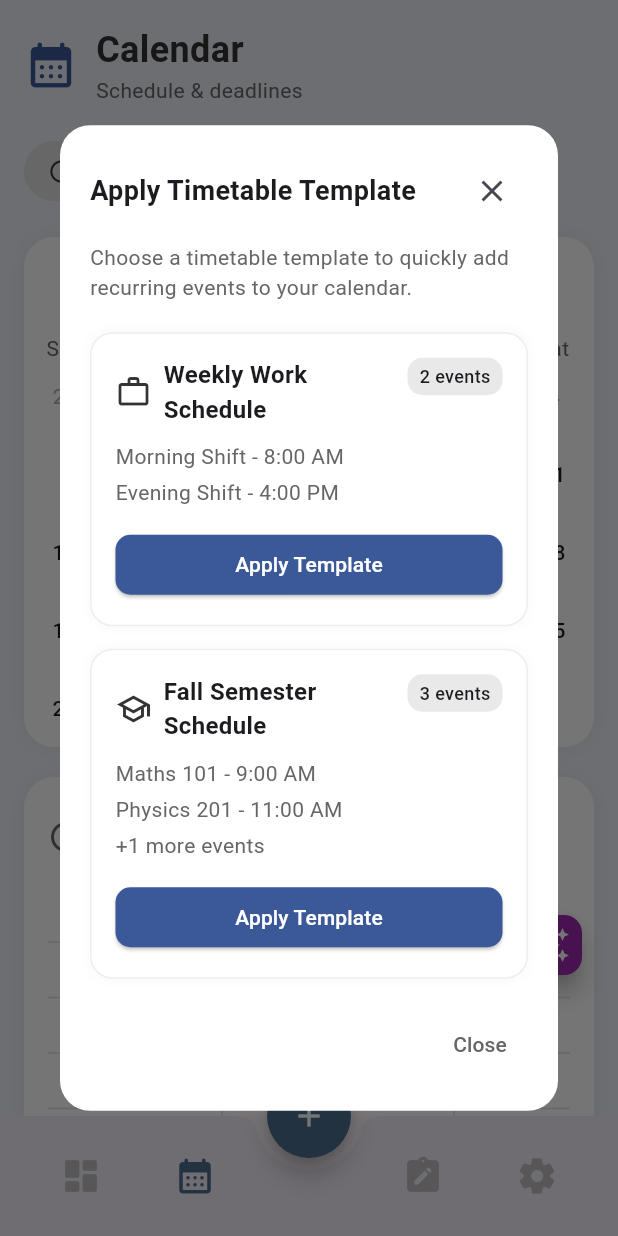
After one commit to khang1253/skedule_ai-server, a Flutter app: the HomeScreen screen opened directly, item 2 of the bottom bar chosen, after a tap on "Templates", on a phone screen of 412 x 824 dp. The commit adds this screen. Run offline on Flutter 3.47's test engine with Material 3 defaults, Android fonts, the light colour scheme and no system bars; drawn by our look-alikes of table_calendar; our stand-ins replace audioplayers, flutter_dotenv, image_picker, permission_handler, supabase_flutter; missing offline and left inert: draggable_fab, record; accounts and stored records are empty; network calls fail.

```diff
--- /dev/null
+++ b/lib/home/screens/calendar_screen.dart
@@ -0,0 +1,537 @@
+import 'package:flutter/material.dart';
+import 'package:intl/intl.dart';
+import 'package:table_calendar/table_calendar.dart';
+
+// Bảng màu dành riêng cho màn hình Lịch để đồng bộ với thiết kế
+const Color kPrimaryBlue = Color(0xFF3B5998);
+const Color kSelectedBlue = Color(0xFF3D5A98);
+const Color kCalendarScaffoldBg = Color(0xFFEEF0F7);
+const Color kCardBackground = Colors.white;
+const Color kPrimaryTextColor = Color(0xFF333333);
+const Color kSecondaryTextColor = Color(0xFF666666);
+const Color kLightGray = Color(0xFFE0E0E0);
+
+// Widget chính cho màn hình Lịch
+class CalendarScreen extends StatefulWidget {
+  const CalendarScreen({super.key});
+
+  @override
+  State<CalendarScreen> createState() => _CalendarScreenState();
+}
+
+class _CalendarScreenState extends State<CalendarScreen> {
+  DateTime _focusedDay = DateTime(2025, 10, 21);
+  DateTime? _selectedDay = DateTime(2025, 10, 21);
+  @override
+  Widget build(BuildContext context) {
+    // Sửa lỗi: Thay thế SingleChildScrollView + Column bằng ListView
+    return Scaffold(
+      backgroundColor: kCalendarScaffoldBg, // Giữ màu nền
+      body: SafeArea(
+        child: ListView(
+          padding: const EdgeInsets.all(16.0), // Đặt padding cho ListView
+          children: [
+            // Đưa các widget con trực tiếp vào ListView
+            _buildHeader(),
+            const SizedBox(height: 20),
+            _buildActionButtons(context),
+            const SizedBox(height: 20),
+            _buildCalendar(),
+            const SizedBox(height: 20),
+            _buildWeekSchedule(),
+          ],
+        ),
+      ),
+    );
+  }
+  // Header với tên màn hình và icon
+  Widget _buildHeader() {
+    return const Row(
+      children: [
+        Icon(Icons.calendar_month_rounded, color: kPrimaryBlue, size: 36),
+        SizedBox(width: 12),
+        Column(
+          crossAxisAlignment: CrossAxisAlignment.start,
+          children: [
+            Text('Calendar', style: TextStyle(fontSize: 24, fontWeight: FontWeight.bold, color: kPrimaryTextColor)),
+            Text('Schedule & deadlines', style: TextStyle(color: kSecondaryTextColor)),
+          ],
+        )
+      ],
+    );
+  }
+
+  // Các nút "Templates" và "Add Event"
+  Widget _buildActionButtons(BuildContext context) {
+    return Row(
+      children: [
+        ElevatedButton.icon(
+          onPressed: () {
+            _showTemplatesDialog(context);
+          },
+          icon: const Icon(Icons.watch_later_outlined, size: 18),
+          label: const Text('Templates'),
+          style: ElevatedButton.styleFrom(
+            backgroundColor: kLightGray,
+            foregroundColor: kPrimaryTextColor,
+            shape: RoundedRectangleBorder(borderRadius: BorderRadius.circular(20)),
+            elevation: 0,
+          ),
+        ),
+        const SizedBox(width: 10),
+        ElevatedButton.icon(
+          onPressed: () {
+            _showAddEventDialog(context);
+          },
+          icon: const Icon(Icons.add, size: 18),
+          label: const Text('Add Event'),
+          style: ElevatedButton.styleFrom(
+            backgroundColor: kPrimaryBlue,
+            foregroundColor: Colors.white,
+            shape: RoundedRectangleBorder(borderRadius: BorderRadius.circular(20)),
+            elevation: 2,
+          ),
+        ),
+      ],
+    );
+  }
+
+  // Widget Lịch
+  Widget _buildCalendar() {
+    return Container(
+      decoration: BoxDecoration(
+        color: kCardBackground,
+        borderRadius: BorderRadius.circular(20),
+        boxShadow: [
+          BoxShadow(
+            color: Colors.grey.withOpacity(0.1),
+            spreadRadius: 2,
+            blurRadius: 10,
+          ),
+        ],
+      ),
+      child: TableCalendar(
+        firstDay: DateTime.utc(2020, 1, 1),
+        lastDay: DateTime.utc(2030, 12, 31),
+        focusedDay: _focusedDay,
+        calendarFormat: CalendarFormat.month,
+        selectedDayPredicate: (day) => isSameDay(_selectedDay, day),
+        onDaySelected: (selectedDay, focusedDay) {
+          setState(() {
+            _selectedDay = selectedDay;
+            _focusedDay = focusedDay;
+          });
+        },
+        onPageChanged: (focusedDay) {
+          _focusedDay = focusedDay;
+        },
+        headerStyle: HeaderStyle(
+          titleTextFormatter: (date, locale) => DateFormat.yMMMM(locale).format(date),
+          titleTextStyle: const TextStyle(fontSize: 20, fontWeight: FontWeight.bold),
+          formatButtonVisible: false,
+          leftChevronIcon: const Icon(Icons.chevron_left, color: kSecondaryTextColor),
+          rightChevronIcon: const Icon(Icons.chevron_right, color: kSecondaryTextColor),
+        ),
+        calendarStyle: CalendarStyle(
+          // === SỬA LỖI: Thêm các dòng này để đồng bộ shape ===
+          defaultDecoration: BoxDecoration(
+            shape: BoxShape.rectangle,
+            borderRadius: BorderRadius.circular(8),
+          ),
+          weekendDecoration: BoxDecoration(
+            shape: BoxShape.rectangle,
+            borderRadius: BorderRadius.circular(8),
+          ),
+          outsideDecoration: BoxDecoration(
+            shape: BoxShape.rectangle,
+            borderRadius: BorderRadius.circular(8),
+          ),
+          // ===============================================
+
+          todayDecoration: BoxDecoration(
+              color: kPrimaryBlue.withOpacity(0.3),
+              shape: BoxShape.rectangle,
+              borderRadius: BorderRadius.circular(8)
+          ),
+          selectedDecoration: BoxDecoration(
+            color: kSelectedBlue,
+            shape: BoxShape.rectangle,
+            borderRadius: BorderRadius.circular(8),
+          ),
+          defaultTextStyle: const TextStyle(fontWeight: FontWeight.w500),
+          weekendTextStyle: const TextStyle(fontWeight: FontWeight.w500),
+        ),
+        daysOfWeekStyle: const DaysOfWeekStyle(
+            weekendStyle: TextStyle(color: kSecondaryTextColor),
+            weekdayStyle: TextStyle(color: kSecondaryTextColor)
+        ),
+      ),
+    );
+  }
+
+  // === THAY ĐỔI BẮT ĐẦU TỪ ĐÂY ===
+
+  // Widget Lịch trình trong tuần (Week Schedule)
+  Widget _buildWeekSchedule() {
+    // 1. Lấy ngày hôm qua, hôm nay (đang chọn), và ngày mai
+    // Dùng _selectedDay, nếu null thì dùng tạm DateTime.now()
+    final DateTime currentDay = _selectedDay ?? DateTime.now();
+    final DateTime prevDay = currentDay.subtract(const Duration(days: 1));
+    final DateTime nextDay = currentDay.add(const Duration(days: 1));
+
+    // 2. Định dạng cho tiêu đề (ví dụ: "Tue 21")
+    final DateFormat headerFormat = DateFormat('E d');
+
+    return Container(
+      padding: const EdgeInsets.all(16),
+      decoration: BoxDecoration(
+        color: kCardBackground,
+        borderRadius: BorderRadius.circular(20),
+        boxShadow: [
+          BoxShadow(
+            color: Colors.grey.withOpacity(0.1),
+            spreadRadius: 2,
+            blurRadius: 10,
+          ),
+        ],
+      ),
+      child: Column(
+        children: [
+          Row(
+            mainAxisAlignment: MainAxisAlignment.spaceBetween,
+            children: [
+              const Row(
+                children: [
+                  Icon(Icons.watch_later_outlined, color: kSecondaryTextColor),
+                  SizedBox(width: 8),
+                  Text('Week Schedule', style: TextStyle(fontSize: 18, fontWeight: FontWeight.bold, color: kPrimaryTextColor)),
+                ],
+              ),
+              TextButton(
+                onPressed: () {},
+                child: const Text('Hide', style: TextStyle(color: kSecondaryTextColor)),
+              ),
+            ],
+          ),
+          const SizedBox(height: 10),
+          // Bảng lịch trình tĩnh để minh họa
+          Table(
+            border: TableBorder(
+              horizontalInside: BorderSide(color: Colors.grey.shade300, width: 1),
+              verticalInside: BorderSide(color: Colors.grey.shade300, width: 1),
+            ),
+            columnWidths: const {
+              0: FlexColumnWidth(1.5),
+              1: FlexColumnWidth(1),
+              2: FlexColumnWidth(1),
+              3: FlexColumnWidth(1),
+            },
+            children: [
+              // === PHẦN SỬA 1: Header (Làm động) ===
+              TableRow(children: [
+                const Padding(
+                    padding: EdgeInsets.all(8.0),
+                    child: Center(child: Text('Time', style: TextStyle(fontWeight: FontWeight.bold, color: kSecondaryTextColor)))
+                ),
+                _buildHeaderCell(headerFormat.format(prevDay)),
+                _buildHeaderCell(headerFormat.format(currentDay), isSelected: true),
+                _buildHeaderCell(headerFormat.format(nextDay)),
+              ]),
+
+              // === PHẦN SỬA 2: Tạo 24 hàng (0h - 23h) ===
+              ...List.generate(24, (index) {
+                final hour = index; // 0, 1, 2, ..., 23
+
+                // Định dạng thời gian 12h (AM/PM)
+                final displayHour = (hour == 0 || hour == 12) ? 12 : (hour > 12 ? hour - 12 : hour);
+                final ampm = hour >= 12 ? 'PM' : 'AM';
+                final timeString = '$displayHour:00 $ampm';
+
+                return TableRow(children: [
+                  Padding(
+                      padding: const EdgeInsets.all(8.0),
+                      child: Center(child: Text(timeString, style: const TextStyle(fontSize: 12, color: kSecondaryTextColor)))
+                  ),
+                  // Các ô trống cho lịch trình
+                  const Padding(padding: EdgeInsets.all(8.0), child: Text('')),
+                  const Padding(padding: EdgeInsets.all(8.0), child: Text('')),
+                  const Padding(padding: EdgeInsets.all(8.0), child: Text('')),
+                ]);
+              })
+            ],
+          )
+        ],
+      ),
+    );
+  }
+
+  // Widget phụ trợ cho tiêu đề của bảng lịch trình
+  Widget _buildHeaderCell(String text, {bool isSelected = false}) {
+    return Padding(
+      padding: const EdgeInsets.all(8.0),
+      child: Center(
+        child: Text(
+          text,
+          textAlign: TextAlign.center,
+          style: TextStyle(
+            fontWeight: FontWeight.bold,
+            color: isSelected ? kPrimaryBlue : kPrimaryTextColor,
+          ),
+        ),
+      ),
+    );
+  }
+}
+// === THAY ĐỔI KẾT THÚC TẠI ĐÂY ===
+
+
+// Hàm hiển thị Dialog "Add Event"
+void _showAddEventDialog(BuildContext context) {
+  showDialog(
+    context: context,
+    builder: (BuildContext context) {
+      return Dialog(
+        shape: RoundedRectangleBorder(borderRadius: BorderRadius.circular(20)),
+        backgroundColor: Colors.white,
+        child: Padding(
+          padding: const EdgeInsets.all(20.0),
+          child: SingleChildScrollView(
+            child: Column(
+              mainAxisSize: MainAxisSize.min,
+              crossAxisAlignment: CrossAxisAlignment.start,
+              children: [
+                Row(
+                  mainAxisAlignment: MainAxisAlignment.spaceBetween,
+                  children: [
+                    const Text('Add Event', style: TextStyle(fontSize: 20, fontWeight: FontWeight.bold)),
+                    IconButton(
+                      icon: const Icon(Icons.close),
+                      onPressed: () => Navigator.of(context).pop(),
+                    )
+                  ],
+                ),
+                const SizedBox(height: 20),
+                const Text('Event Type'),
+                const SizedBox(height: 5),
+                Container(
+                  padding: const EdgeInsets.symmetric(horizontal: 12),
+                  decoration: BoxDecoration(
+                    color: kCalendarScaffoldBg,
+                    borderRadius: BorderRadius.circular(10),
+                  ),
+                  child: DropdownButtonFormField<String>(
+                    value: 'Note',
+                    decoration: const InputDecoration(border: InputBorder.none),
+                    items: ['Note', 'Task', 'Meeting'].map((String value) {
+                      return DropdownMenuItem<String>(
+                        value: value,
+                        child: Row(
+                          children: [
+                            Icon(value == 'Note' ? Icons.note_alt_outlined : Icons.task_alt, size: 18),
+                            const SizedBox(width: 8),
+                            Text(value),
+                          ],
+                        ),
+                      );
+                    }).toList(),
+                    onChanged: (_) {},
+                  ),
+                ),
+                const SizedBox(height: 15),
+                const Text('Title'),
+                const SizedBox(height: 5),
+                TextField(
+                  decoration: InputDecoration(
+                    hintText: 'Enter event title',
+                    filled: true,
+                    fillColor: kCalendarScaffoldBg,
+                    border: OutlineInputBorder(
+                      borderRadius: BorderRadius.circular(10),
+                      borderSide: BorderSide.none,
+                    ),
+                  ),
+                ),
+                const SizedBox(height: 15),
+                const Text('Description'),
+                const SizedBox(height: 5),
+                TextField(
+                  decoration: InputDecoration(
+                    hintText: 'Enter event description',
+                    filled: true,
+                    fillColor: kCalendarScaffoldBg,
+                    border: OutlineInputBorder(
+                      borderRadius: BorderRadius.circular(10),
+                      borderSide: BorderSide.none,
+                    ),
+                  ),
+                ),
+                const SizedBox(height: 20),
+                Row(
+                  mainAxisAlignment: MainAxisAlignment.end,
+                  children: [
+                    TextButton(
+                      onPressed: () => Navigator.of(context).pop(),
+                      child: const Text('Cancel', style: TextStyle(color: kSecondaryTextColor)),
+                    ),
+                    const SizedBox(width: 10),
+                    ElevatedButton(
+                      onPressed: () => Navigator.of(context).pop(),
+                      style: ElevatedButton.styleFrom(
+                          backgroundColor: kPrimaryBlue,
+                          foregroundColor: Colors.white,
+                          shape: RoundedRectangleBorder(borderRadius: BorderRadius.circular(10))
+                      ),
+                      child: const Text('Save Event'),
+                    ),
+                  ],
+                )
+              ],
+            ),
+          ),
+        ),
+      );
+    },
+  );
+}
+
+// Hàm hiển thị Dialog "Templates"
+void _showTemplatesDialog(BuildContext context) {
+  showDialog(
+    context: context,
+    builder: (BuildContext context) {
+      return Dialog(
+        shape: RoundedRectangleBorder(borderRadius: BorderRadius.circular(20)),
+        backgroundColor: Colors.white,
+        child: Padding(
+          padding: const EdgeInsets.all(20.0),
+          child: SingleChildScrollView(
+            child: Column(
+              mainAxisSize: MainAxisSize.min,
+              children: [
+                Row(
+                  mainAxisAlignment: MainAxisAlignment.spaceBetween,
+                  children: [
+                    // Sửa lỗi Overflow: Bọc tiêu đề bằng Flexible
+                    const Flexible(
+                      child: Text(
+                        'Apply Timetable Template',
+                        style: TextStyle(fontSize: 18, fontWeight: FontWeight.bold),
+                        overflow: TextOverflow.ellipsis, // Thêm đề phòng
+                      ),
+                    ),
+                    IconButton(
+                      icon: const Icon(Icons.close),
+                      onPressed: () => Navigator.of(context).pop(),
+                    )
+                  ],
+                ),
+                const SizedBox(height: 10),
+                const Text(
+                  'Choose a timetable template to quickly add recurring events to your calendar.',
+                  style: TextStyle(color: kSecondaryTextColor, fontSize: 14),
+                ),
+                const SizedBox(height: 20),
+                _buildTemplateCard(
+                  context,
+                  icon: Icons.work_outline,
+                  title: 'Weekly Work Schedule',
+                  eventCount: 2,
+                  events: ['Morning Shift - 8:00 AM', 'Evening Shift - 4:00 PM'],
+                ),
+                const SizedBox(height: 15),
+                _buildTemplateCard(
+                  context,
+                  icon: Icons.school_outlined,
+                  title: 'Fall Semester Schedule',
+                  eventCount: 3,
+                  events: ['Maths 101 - 9:00 AM', 'Physics 201 - 11:00 AM', '+1 more events'],
+                ),
+                const SizedBox(height: 20),
+                Align(
+                  alignment: Alignment.centerRight,
+                  child: TextButton(
+                    onPressed: () => Navigator.of(context).pop(),
+                    child: const Text('Close', style: TextStyle(color: kSecondaryTextColor)),
+                  ),
+                ),
+              ],
+            ),
+          ),
+        ),
+      );
+    },
+  );
+}
+
+// Widget cho một thẻ Template
+Widget _buildTemplateCard(BuildContext context, {required IconData icon, required String title, required int eventCount, required List<String> events}) {
+  return Container(
+    padding: const EdgeInsets.all(16),
+    decoration: BoxDecoration(
+        color: Colors.white,
+        borderRadius: BorderRadius.circular(15),
+        border: Border.all(color: Colors.grey.shade200),
+        boxShadow: [
+          BoxShadow(
+            color: Colors.grey.withOpacity(0.05),
+            spreadRadius: 1,
+            blurRadius: 5,
+          )
+        ]
+    ),
+    child: Column(
+      crossAxisAlignment: CrossAxisAlignment.start,
+      children: [
+        Row(
+          mainAxisAlignment: MainAxisAlignment.spaceBetween,
+          crossAxisAlignment: CrossAxisAlignment.start, // Thêm để căn chỉnh
+          children: [
+            // Sửa lỗi Overflow: Bọc Row con bằng Flexible
+            Flexible(
+              child: Row(
+                children: [
+                  Icon(icon, color: kPrimaryTextColor),
+                  const SizedBox(width: 8),
+                  // Bọc Text bằng Flexible để tự xuống hàng
+                  Flexible(
+                    child: Text(
+                      title,
+                      style: const TextStyle(fontWeight: FontWeight.bold, fontSize: 16),
+                    ),
+                  ),
+                ],
+              ),
+            ),
+            const SizedBox(width: 8), // Thêm khoảng đệm
+            Container(
+              padding: const EdgeInsets.symmetric(horizontal: 8, vertical: 4),
+              decoration: BoxDecoration(
+                color: kLightGray.withOpacity(0.7),
+                borderRadius: BorderRadius.circular(10),
+              ),
+              child: Text('$eventCount events', style: const TextStyle(fontSize: 12, fontWeight: FontWeight.w500)),
+            )
+          ],
+        ),
+        const SizedBox(height: 10),
+        ...events.map((event) => Padding(
+          padding: const EdgeInsets.only(bottom: 4.0),
+          child: Text(event, style: const TextStyle(color: kSecondaryTextColor)),
+        )),
+        const SizedBox(height: 10),
+        SizedBox(
+          width: double.infinity,
+          child: ElevatedButton(
+            onPressed: () {},
+            style: ElevatedButton.styleFrom(
+              backgroundColor: kPrimaryBlue,
+              foregroundColor: Colors.white,
+              shape: RoundedRectangleBorder(borderRadius: BorderRadius.circular(10)),
+            ),
+            child: const Text('Apply Template'),
+          ),
+        )
+      ],
+    ),
+  );
+}
--- a/lib/home/screens/home_screen.dart
+++ b/lib/home/screens/home_screen.dart
@@ -1,9 +1,6 @@
-// lib/home/screens/home_screen.dart
-
 import 'package:flutter/material.dart';
-// 1. Import package đúng
 import 'package:draggable_fab/draggable_fab.dart';
-// 2. Dọn dẹp và sửa lại đường dẫn import cho nhất quán
+import 'package:skedule/home/screens/calendar_screen.dart'; // <<< ĐÃ THÊM DÒNG NÀY
 import 'package:skedule/home/screens/ai_agent_screen.dart';
 import 'package:skedule/home/screens/dashboard_page.dart';
 import 'package:skedule/home/screens/preferences_screen.dart';
@@ -18,11 +15,14 @@ class HomeScreen extends StatefulWidget {
 class _HomeScreenState extends State<HomeScreen> {
   int _selectedIndex = 0;
 
+  // === THAY ĐỔI Ở ĐÂY ===
+  // Thay thế widget giữ chỗ bằng CalendarScreen thật
   static final List<Widget> _mainPages = <Widget>[
     const DashboardPage(),
-    const Center(child: Text('Calendar Page')),
+    const CalendarScreen(),
     const Center(child: Text('Notes Page')),
   ];
+  // =====================
 
   void _showPreferencesSheet() {
     showModalBottomSheet(
@@ -50,25 +50,19 @@ class _HomeScreenState extends State<HomeScreen> {
   @override
   Widget build(BuildContext context) {
     return Scaffold(
-      // 3. Đặt bong bóng chat AI vào đây, nó sẽ nổi trên body
       body: Stack(
         children: [
-          // Lớp nền: các trang chính của bạn (Dashboard, Calendar, ...)
           IndexedStack(
             index: _selectedIndex,
             children: _mainPages,
           ),
-
-          // Lớp nổi: Bong bóng chat AI, căn ở góc dưới bên phải
-          // Widget này không thể kéo thả, nhưng sẽ cố định ở vị trí đẹp
           Align(
             alignment: Alignment.bottomRight,
             child: Padding(
-              // Thêm padding để không bị che bởi Bottom Nav Bar
               padding: const EdgeInsets.only(right: 20, bottom: 90),
               child: FloatingActionButton(
-                heroTag: 'ai_fab', // Dùng heroTag khác để tránh lỗi
-                mini: true, // Kích thước nhỏ như bong bóng chat
+                heroTag: 'ai_fab',
+                mini: true,
                 backgroundColor: Colors.purple,
                 onPressed: () {
                   Navigator.of(context).push(
@@ -81,8 +75,6 @@ class _HomeScreenState extends State<HomeScreen> {
           ),
         ],
       ),
-
-      // 4. Sử dụng DraggableFab cho nút "Thêm Task" chính
       floatingActionButton: DraggableFab(
         child: FloatingActionButton(
           backgroundColor: const Color(0xFF4A6C8B),
@@ -98,6 +90,8 @@ class _HomeScreenState extends State<HomeScreen> {
         shape: const CircularNotchedRectangle(),
         notchMargin: 8.0,
         child: Row(
+          // === SỬA LỖI Ở ĐÂY ===
+          // Chỉ cần một "mainAxisAlignment:"
           mainAxisAlignment: MainAxisAlignment.spaceAround,
           children: <Widget>[
             _buildNavItem(icon: Icons.dashboard_rounded, label: 'Dashboard', index: 0),
--- a/lib/main.dart
+++ b/lib/main.dart
@@ -41,6 +41,7 @@ class MyApp extends StatelessWidget {
   @override
   Widget build(BuildContext context) {
     return MaterialApp(
+      debugShowCheckedModeBanner: false,
       title: 'Skedule',
       theme: ThemeData(
         primarySwatch: Colors.blue,
--- a/pubspec.yaml
+++ b/pubspec.yaml
@@ -26,7 +26,8 @@ dependencies:
   flutter_launcher_icons: ^0.13.1
   flutter_native_splash: ^2.4.0 # For splash screen
   image_picker: ^1.2.0
-
+  intl: ^0.18.1
+  table_calendar: ^3.0.9
 dev_dependencies:
   flutter_test:
     sdk: flutter
```
Also changed, not shown: lib/auth_gate.dart (+95 -23 lines), lib/features/authentication/screens/complete_profile_screen.dart (indentation only), lib/widgets/task_card.dart (indentation only), pubspec.lock, 3 other files.
